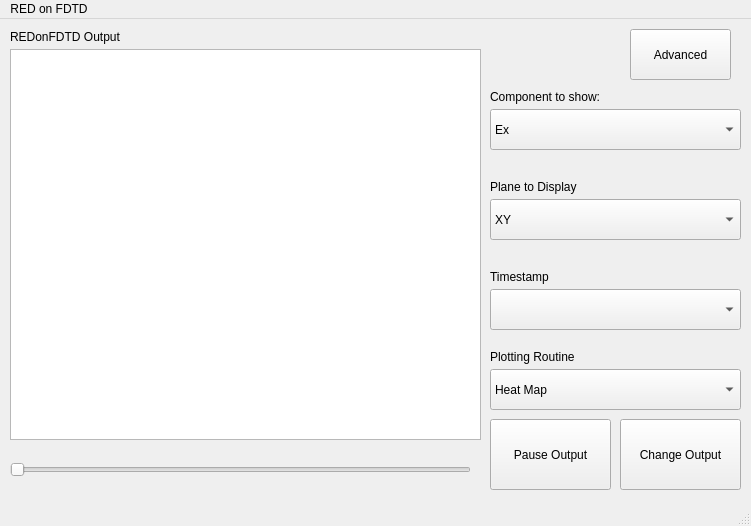
This is REDonFDTDGUI/mainwindow.ui in JBlack93/REDonFDTD as Qt 5 draws it before an edit. The edited form follows.
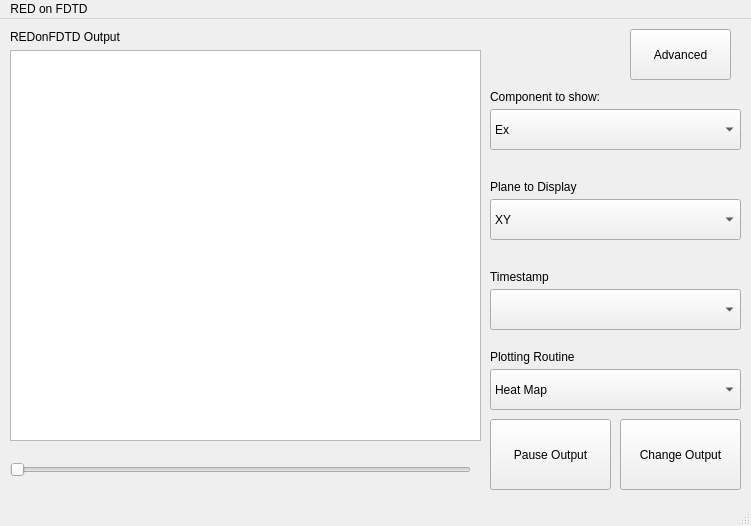
This is the edited form.

```diff
--- a/REDonFDTDGUI/mainwindow.ui
+++ b/REDonFDTDGUI/mainwindow.ui
@@ -31,7 +31,7 @@
     <property name="geometry">
      <rect>
       <x>10</x>
-      <y>30</y>
+      <y>31</y>
       <width>471</width>
       <height>391</height>
      </rect>
```
